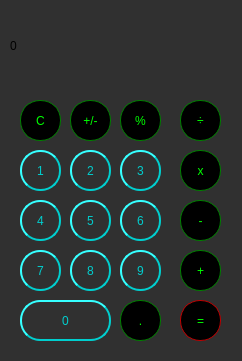
Above: Calculator/mainwindow.ui from Arsenic-ATG/Qt-calculator before the change. Below: the same form after it.
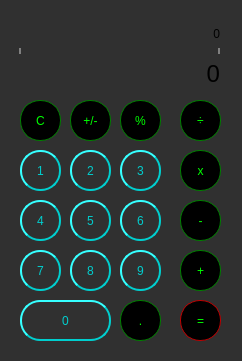
That is the form after the change.

Commit message: Added label for equation

What changed in the file:
```diff
--- a/Calculator/mainwindow.ui
+++ b/Calculator/mainwindow.ui
@@ -10,6 +10,12 @@
     <height>361</height>
    </rect>
   </property>
+  <property name="minimumSize">
+   <size>
+    <width>0</width>
+    <height>75</height>
+   </size>
+  </property>
   <property name="windowTitle">
    <string>MainWindow</string>
   </property>
@@ -18,21 +24,12 @@
 background-color: rgb(48, 48, 48);</string>
   </property>
   <widget class="QWidget" name="centralwidget">
-   <widget class="QLabel" name="label">
-    <property name="geometry">
-     <rect>
-      <x>10</x>
-      <y>20</y>
-      <width>211</width>
-      <height>51</height>
-     </rect>
-    </property>
-    <property name="styleSheet">
-     <string notr="true">/* (Label at top) Label Stylesheet */
+   <property name="styleSheet">
+    <string notr="true">/* (Label at top) Label Stylesheet */
 
 QLabel {
   qproperty-alignment: 'AlignVCenter | AlignRight';
-  border: 1px solid gray;
+  
   color: rgb(0, 255, 0);
 
 }
@@ -40,11 +37,7 @@
 background-color : white;
 
 /* End Label Stylesheet */</string>
-    </property>
-    <property name="text">
-     <string>0</string>
-    </property>
-   </widget>
+   </property>
    <widget class="QPushButton" name="pushButton_clear">
     <property name="geometry">
      <rect>
@@ -839,6 +832,80 @@
      <string>=</string>
     </property>
    </widget>
+   <widget class="QWidget" name="verticalWidget" native="true">
+    <property name="geometry">
+     <rect>
+      <x>19</x>
+      <y>19</y>
+      <width>201</width>
+      <height>75</height>
+     </rect>
+    </property>
+    <property name="sizePolicy">
+     <sizepolicy hsizetype="Preferred" vsizetype="Fixed">
+      <horstretch>0</horstretch>
+      <verstretch>0</verstretch>
+     </sizepolicy>
+    </property>
+    <property name="minimumSize">
+     <size>
+      <width>0</width>
+      <height>75</height>
+     </size>
+    </property>
+    <property name="maximumSize">
+     <size>
+      <width>16777215</width>
+      <height>75</height>
+     </size>
+    </property>
+    <property name="styleSheet">
+     <string notr="true">#verticalWidget
+{
+	border: 2px solid gray;
+}
+</string>
+    </property>
+    <layout class="QVBoxLayout" name="verticalLayout">
+     <item>
+      <widget class="QLabel" name="label_2">
+       <property name="styleSheet">
+        <string notr="true"/>
+       </property>
+       <property name="text">
+        <string>0</string>
+       </property>
+       <property name="alignment">
+        <set>Qt::AlignRight|Qt::AlignTrailing|Qt::AlignVCenter</set>
+       </property>
+      </widget>
+     </item>
+     <item>
+      <widget class="QLabel" name="label">
+       <property name="minimumSize">
+        <size>
+         <width>0</width>
+         <height>40</height>
+        </size>
+       </property>
+       <property name="font">
+        <font>
+         <pointsize>18</pointsize>
+        </font>
+       </property>
+       <property name="styleSheet">
+        <string notr="true"/>
+       </property>
+       <property name="text">
+        <string>0</string>
+       </property>
+       <property name="alignment">
+        <set>Qt::AlignRight|Qt::AlignTrailing|Qt::AlignVCenter</set>
+       </property>
+      </widget>
+     </item>
+    </layout>
+   </widget>
   </widget>
  </widget>
  <resources/>
```
